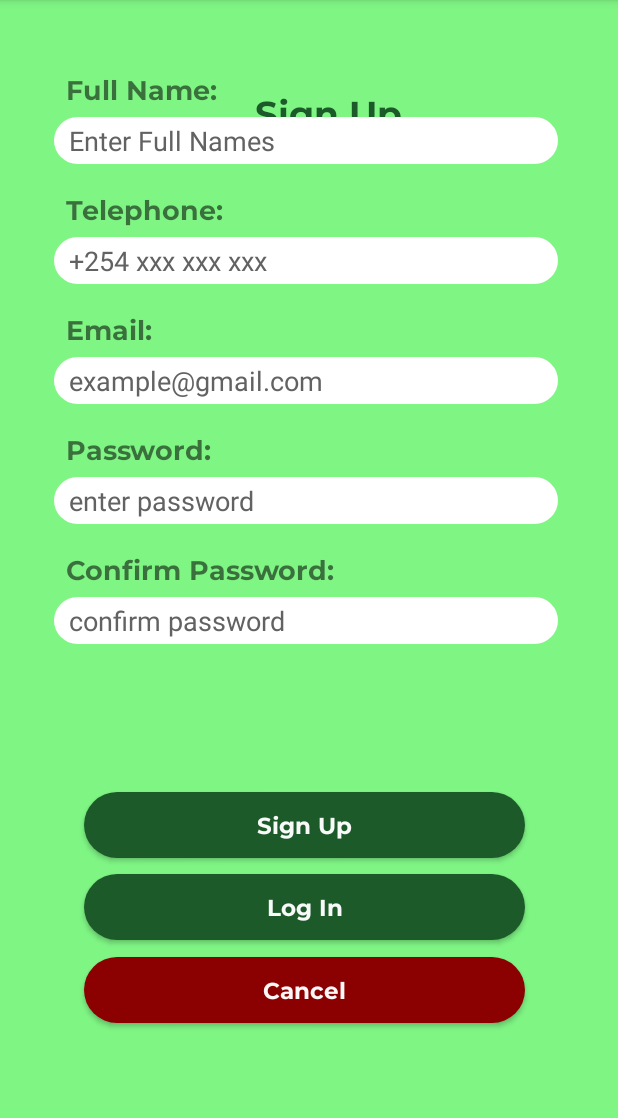
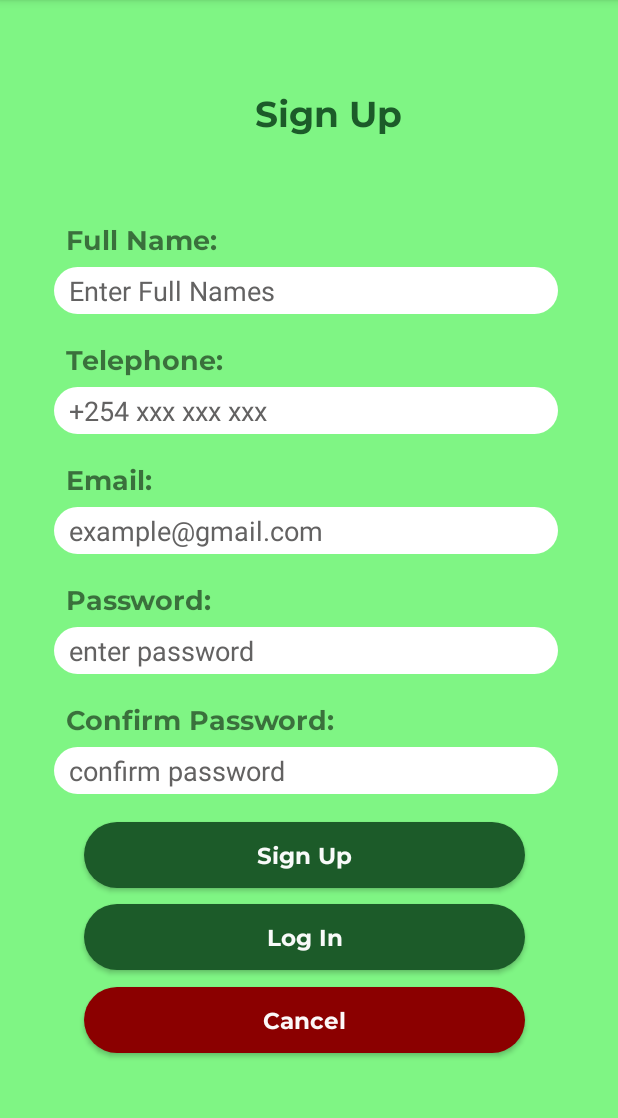
Before and after one commit to gichuhiii/MySavings, an Android app: the Register screen opened directly, with no data from a screen before it, on a phone screen of 412 x 824 dp, the part 84-1202 px from its top. Run offline under Robolectric (Android 15) with nearby library versions, the phone set to English and light mode, and no system bars; Roboto replaces fonts that are not available here.

Commit message:
Register broken code fixed

```diff
--- a/app/src/main/res/layout/activity_register.xml
+++ b/app/src/main/res/layout/activity_register.xml
@@ -30,7 +30,7 @@
         android:layout_width="wrap_content"
         android:layout_height="wrap_content"
         android:layout_marginStart="24dp"
-        android:layout_marginTop="-700dp"
+        android:layout_marginTop="-600dp"
         android:fontFamily="@font/montserrat_bold"
         android:text="Full Name:"
         android:textSize="18sp"
@@ -42,7 +42,7 @@
         android:layout_width="336dp"
         android:layout_height="31dp"
         android:layout_marginStart="16dp"
-        android:layout_marginTop="-670dp"
+        android:layout_marginTop="-570dp"
         android:background="@drawable/edit_round"
         android:ems="10"
         android:fontFamily="@font/montserrat_alternates_medium"
@@ -58,7 +58,7 @@
         android:layout_width="wrap_content"
         android:layout_height="wrap_content"
         android:layout_marginStart="24dp"
-        android:layout_marginTop="-620dp"
+        android:layout_marginTop="-520dp"
         android:fontFamily="@font/montserrat_bold"
         android:text="Telephone:"
         android:textSize="18sp"
@@ -70,7 +70,7 @@
         android:layout_width="336dp"
         android:layout_height="31dp"
         android:layout_marginStart="16dp"
-        android:layout_marginTop="-590dp"
+        android:layout_marginTop="-490dp"
         android:background="@drawable/edit_round"
         android:ems="10"
         android:fontFamily="@font/montserrat_alternates_medium"
@@ -86,7 +86,7 @@
         android:layout_width="wrap_content"
         android:layout_height="wrap_content"
         android:layout_marginStart="24dp"
-        android:layout_marginTop="-540dp"
+        android:layout_marginTop="-440dp"
         android:fontFamily="@font/montserrat_bold"
         android:text="Email:"
         android:textSize="18sp"
@@ -98,7 +98,7 @@
         android:layout_width="336dp"
         android:layout_height="31dp"
         android:layout_marginStart="16dp"
-        android:layout_marginTop="-510dp"
+        android:layout_marginTop="-410dp"
         android:background="@drawable/edit_round"
         android:ems="10"
         android:fontFamily="@font/montserrat_alternates_medium"
@@ -114,7 +114,7 @@
         android:layout_width="wrap_content"
         android:layout_height="wrap_content"
         android:layout_marginStart="24dp"
-        android:layout_marginTop="-460dp"
+        android:layout_marginTop="-360dp"
         android:fontFamily="@font/montserrat_bold"
         android:text="Password:"
         android:textSize="18sp"
@@ -126,7 +126,7 @@
         android:layout_width="336dp"
         android:layout_height="31dp"
         android:layout_marginStart="16dp"
-        android:layout_marginTop="-430dp"
+        android:layout_marginTop="-330dp"
         android:background="@drawable/edit_round"
         android:ems="10"
         android:fontFamily="@font/montserrat_alternates_medium"
@@ -142,7 +142,7 @@
         android:layout_width="wrap_content"
         android:layout_height="wrap_content"
         android:layout_marginStart="24dp"
-        android:layout_marginTop="-380dp"
+        android:layout_marginTop="-280dp"
         android:fontFamily="@font/montserrat_bold"
         android:text="Confirm Password:"
         android:textSize="18sp"
@@ -154,7 +154,7 @@
         android:layout_width="336dp"
         android:layout_height="31dp"
         android:layout_marginStart="16dp"
-        android:layout_marginTop="-350dp"
+        android:layout_marginTop="-250dp"
         android:background="@drawable/edit_round"
         android:ems="10"
         android:fontFamily="@font/montserrat_alternates_medium"
@@ -165,18 +165,17 @@
         app:layout_constraintStart_toStartOf="parent"
         app:layout_constraintTop_toBottomOf="parent" />
 
-
     <androidx.appcompat.widget.AppCompatButton
-        android:id="@+id/signupbtn"
+        android:id="@+id/loginbtn"
         android:layout_width="294dp"
         android:layout_height="44dp"
         android:layout_gravity="bottom|center_horizontal"
         android:layout_marginStart="36dp"
-        android:layout_marginTop="-220dp"
+        android:layout_marginTop="-145dp"
         android:width="300dp"
         android:background="@drawable/logout_button"
         android:fontFamily="@font/montserrat_bold"
-        android:text="Sign Up"
+        android:text="Log In"
         android:textAllCaps="false"
         android:textColor="#F8FFFFFF"
         android:textIsSelectable="false"
@@ -185,16 +184,16 @@
         app:layout_constraintTop_toBottomOf="parent" />
 
     <androidx.appcompat.widget.AppCompatButton
-        android:id="@+id/loginbtn"
+        android:id="@+id/signupbtn"
         android:layout_width="294dp"
         android:layout_height="44dp"
         android:layout_gravity="bottom|center_horizontal"
         android:layout_marginStart="36dp"
-        android:layout_marginTop="-165dp"
+        android:layout_marginTop="-200dp"
         android:width="300dp"
         android:background="@drawable/logout_button"
         android:fontFamily="@font/montserrat_bold"
-        android:text="Log In"
+        android:text="Sign Up"
         android:textAllCaps="false"
         android:textColor="#F8FFFFFF"
         android:textIsSelectable="false"
@@ -209,7 +208,7 @@
         android:layout_height="44dp"
         android:layout_gravity="bottom|center_horizontal"
         android:layout_marginStart="36dp"
-        android:layout_marginTop="-110dp"
+        android:layout_marginTop="-90dp"
         android:width="300dp"
         android:background="@drawable/cancel_button"
         android:fontFamily="@font/montserrat_bold"
@@ -222,4 +221,5 @@
         app:layout_constraintTop_toBottomOf="parent" />
 
 
+
 </androidx.constraintlayout.widget.ConstraintLayout>
```
